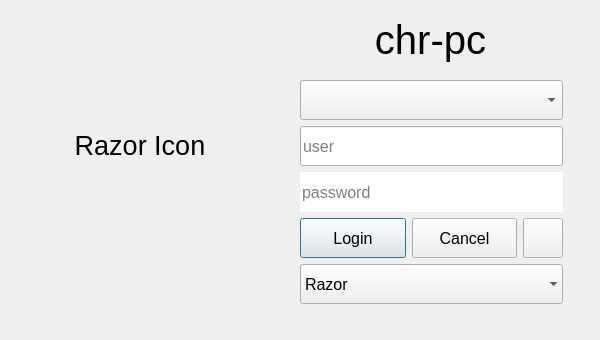
This is loginform.ui in surlykke/qt-lightdm-greeter as Qt 5 draws it before an edit. The edited form follows.
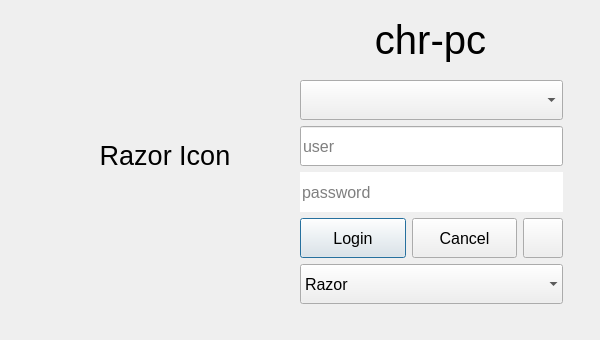
This is the edited form.

Commit message: Minor fixes on razor-lightdm-greeter

Patch:
```diff
--- a/loginform.ui
+++ b/loginform.ui
@@ -60,10 +60,10 @@
   <widget class="QLabel" name="iconLabel">
    <property name="geometry">
     <rect>
-     <x>0</x>
-     <y>10</y>
-     <width>280</width>
-     <height>270</height>
+     <x>40</x>
+     <y>30</y>
+     <width>250</width>
+     <height>250</height>
     </rect>
    </property>
    <property name="text">
```
The commit also changes 1 other file.
